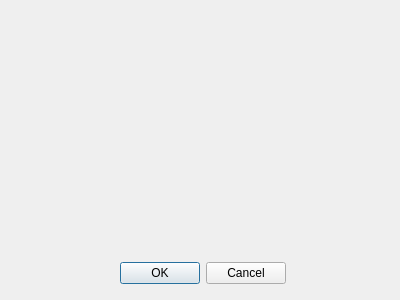
Old version of the form FLS_Library_Gui/FLS_Library_Gui/ruledialog.ui in the repository AccesLab/FLS-Library-Codes.
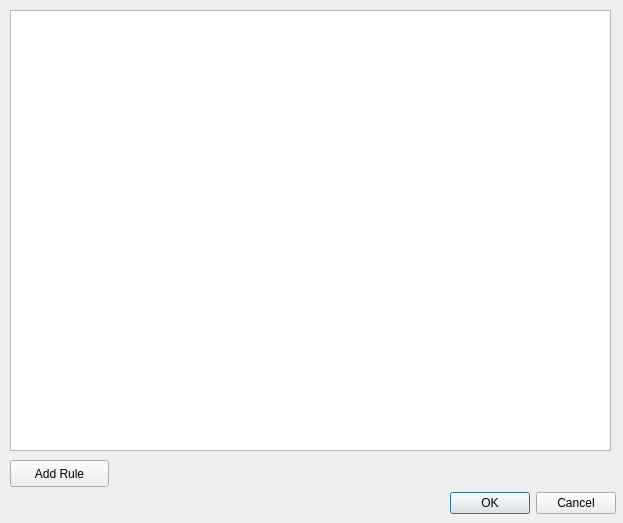
New version of the form.

Commit message:
added output and rule gui
added output and rule gui

The edit to the form file:
```diff
--- a/FLS_Library_Gui/FLS_Library_Gui/ruledialog.ui
+++ b/FLS_Library_Gui/FLS_Library_Gui/ruledialog.ui
@@ -6,8 +6,8 @@
    <rect>
     <x>0</x>
     <y>0</y>
-    <width>400</width>
-    <height>300</height>
+    <width>623</width>
+    <height>523</height>
    </rect>
   </property>
   <property name="windowTitle">
@@ -16,8 +16,8 @@
   <widget class="QDialogButtonBox" name="buttonBox">
    <property name="geometry">
     <rect>
-     <x>110</x>
-     <y>260</y>
+     <x>440</x>
+     <y>490</y>
      <width>176</width>
      <height>27</height>
     </rect>
@@ -26,6 +26,32 @@
     <set>QDialogButtonBox::Cancel|QDialogButtonBox::Ok</set>
    </property>
   </widget>
+  <widget class="QTableWidget" name="tableWidget">
+   <property name="geometry">
+    <rect>
+     <x>10</x>
+     <y>10</y>
+     <width>601</width>
+     <height>441</height>
+    </rect>
+   </property>
+   <attribute name="horizontalHeaderDefaultSectionSize">
+    <number>200</number>
+   </attribute>
+  </widget>
+  <widget class="QPushButton" name="pushButton">
+   <property name="geometry">
+    <rect>
+     <x>10</x>
+     <y>460</y>
+     <width>99</width>
+     <height>27</height>
+    </rect>
+   </property>
+   <property name="text">
+    <string>Add Rule</string>
+   </property>
+  </widget>
  </widget>
  <resources/>
  <connections/>
```
The commit also changes 65 other files.
